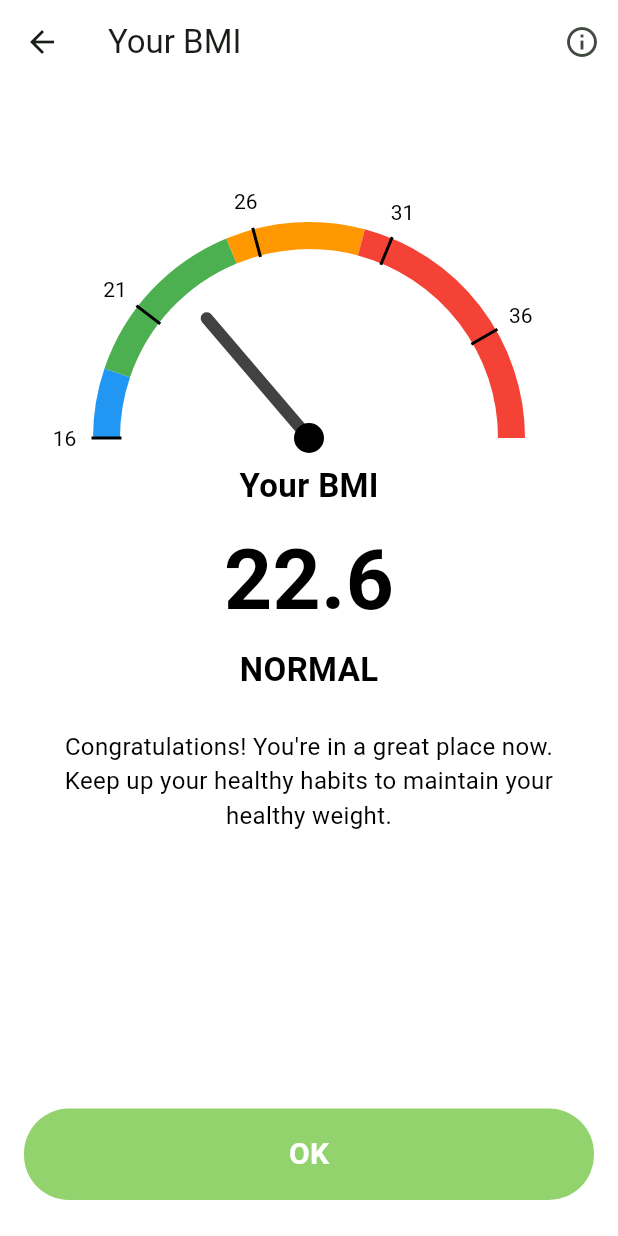
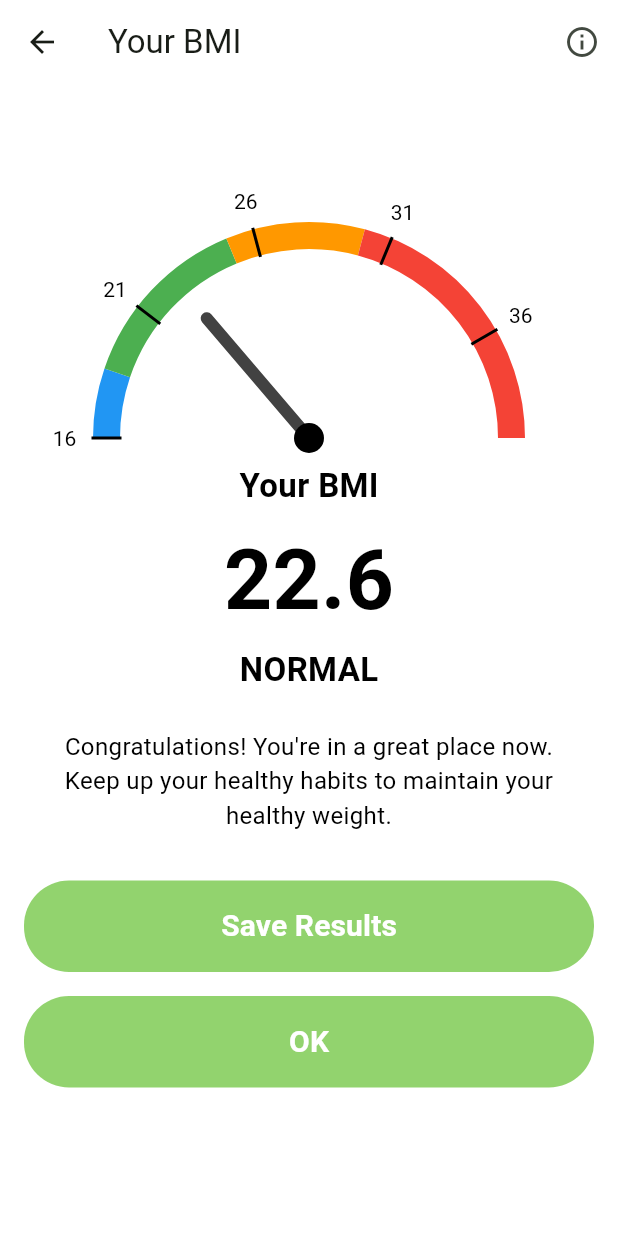
Before and after one commit to Elia-Helou/flutter_project, a Flutter app: the BMICalculatorScreen screen opened by its route, after a tap on "CALCULATE", on a phone screen of 412 x 824 dp. Run offline on Flutter 3.47's test engine with Material 3 defaults, Android fonts, the light colour scheme and no system bars; our stand-ins replace flutter_dotenv, flutter_markdown, image_picker; missing offline and left inert: bcrypt, postgres.

Commit message:
Save results of bmi

```diff
--- a/lib/screens/bmi_calculator_screen.dart
+++ b/lib/screens/bmi_calculator_screen.dart
@@ -113,7 +113,11 @@ class _BMICalculatorScreenState extends State<BMICalculatorScreen> {
                   Navigator.push(
                     context,
                     MaterialPageRoute(
-                      builder: (context) => BMIResultScreen(bmi: bmi),
+                      builder: (context) => BMIResultScreen(
+                        bmi: bmi,
+                        weight: weight,
+                        height: heightCm,
+                      ),
                     ),
                   );
                 },
--- a/lib/screens/bmi_result_screen.dart
+++ b/lib/screens/bmi_result_screen.dart
@@ -1,24 +1,87 @@
 import 'package:flutter/material.dart';
+import 'package:provider/provider.dart';
 import '../core/constants/colors.dart';
+import '../services/database_service.dart';
+import '../providers/user_provider.dart';
 import 'dart:math' as math;
 
-class BMIResultScreen extends StatelessWidget {
+class BMIResultScreen extends StatefulWidget {
   final double bmi;
-  const BMIResultScreen({Key? key, required this.bmi}) : super(key: key);
+  final double weight;
+  final double height;
+
+  const BMIResultScreen({
+    Key? key,
+    required this.bmi,
+    required this.weight,
+    required this.height,
+  }) : super(key: key);
+
+  @override
+  State<BMIResultScreen> createState() => _BMIResultScreenState();
+}
+
+class _BMIResultScreenState extends State<BMIResultScreen> {
+  bool _isSaving = false;
+
+  Future<void> _saveResults() async {
+    setState(() {
+      _isSaving = true;
+    });
+
+    try {
+      final user = Provider.of<UserProvider>(context, listen: false).user;
+      if (user == null) {
+        throw Exception('User not logged in');
+      }
+
+      await DatabaseService.instance.saveBMIResults(
+        userId: user.id,
+        weight: widget.weight,
+        height: widget.height,
+        bmiValue: widget.bmi,
+      );
+
+      if (mounted) {
+        ScaffoldMessenger.of(context).showSnackBar(
+          const SnackBar(
+            content: Text('BMI results saved successfully!'),
+            backgroundColor: Colors.green,
+          ),
+        );
+        Navigator.of(context).popUntil((route) => route.isFirst);
+      }
+    } catch (e) {
+      if (mounted) {
+        ScaffoldMessenger.of(context).showSnackBar(
+          SnackBar(
+            content: Text('Error saving results: $e'),
+            backgroundColor: Colors.red,
+          ),
+        );
+      }
+    } finally {
+      if (mounted) {
+        setState(() {
+          _isSaving = false;
+        });
+      }
+    }
+  }
 
   String getBMICategory() {
-    if (bmi < 18.5) return 'UNDERWEIGHT';
-    if (bmi < 25) return 'NORMAL';
-    if (bmi < 30) return 'OVERWEIGHT';
+    if (widget.bmi < 18.5) return 'UNDERWEIGHT';
+    if (widget.bmi < 25) return 'NORMAL';
+    if (widget.bmi < 30) return 'OVERWEIGHT';
     return 'OBESE';
   }
 
   String getBMIMessage() {
-    if (bmi < 18.5) {
+    if (widget.bmi < 18.5) {
       return "Your BMI is below normal. Consider a balanced diet to reach a healthy weight.";
-    } else if (bmi < 25) {
+    } else if (widget.bmi < 25) {
       return "Congratulations! You're in a great place now.\nKeep up your healthy habits to maintain your healthy weight.";
-    } else if (bmi < 30) {
+    } else if (widget.bmi < 30) {
       return "Your BMI is above normal. Consider healthy eating and exercise.";
     } else {
       return "Your BMI is in the obese range. Consult a healthcare provider for advice.";
@@ -46,6 +109,7 @@ class BMIResultScreen extends StatelessWidget {
       ),
       body: Padding(
         padding: const EdgeInsets.symmetric(horizontal: 16.0),
+        child: SingleChildScrollView(
           child: Column(
             children: [
               const SizedBox(height: 16),
@@ -55,7 +119,7 @@ class BMIResultScreen extends StatelessWidget {
                   width: 300,
                   height: 220,
                   child: CustomPaint(
-                  painter: _BMIGaugePainter(bmi: bmi),
+                    painter: _BMIGaugePainter(bmi: widget.bmi),
                   ),
                 ),
               ),
@@ -66,7 +130,7 @@ class BMIResultScreen extends StatelessWidget {
               ),
               const SizedBox(height: 8),
               Text(
-              bmi.toStringAsFixed(1),
+                widget.bmi.toStringAsFixed(1),
                 style: const TextStyle(
                   color: Colors.black,
                   fontSize: 56,
@@ -88,7 +152,39 @@ class BMIResultScreen extends StatelessWidget {
                 style: const TextStyle(color: Colors.black, fontSize: 16),
                 textAlign: TextAlign.center,
               ),
-            const Spacer(),
+              const SizedBox(height: 32),
+              SizedBox(
+                width: double.infinity,
+                child: ElevatedButton(
+                  onPressed: _isSaving ? null : _saveResults,
+                  style: ElevatedButton.styleFrom(
+                    backgroundColor: AppColors.splashBackground,
+                    padding: const EdgeInsets.symmetric(vertical: 16),
+                    shape: RoundedRectangleBorder(
+                      borderRadius: BorderRadius.circular(30),
+                    ),
+                    elevation: 0,
+                  ),
+                  child: _isSaving
+                      ? const SizedBox(
+                          height: 20,
+                          width: 20,
+                          child: CircularProgressIndicator(
+                            strokeWidth: 2,
+                            valueColor: AlwaysStoppedAnimation<Color>(Colors.white),
+                          ),
+                        )
+                      : const Text(
+                          'Save Results',
+                          style: TextStyle(
+                            fontSize: 20,
+                            fontWeight: FontWeight.bold,
+                            color: Colors.white,
+                          ),
+                        ),
+                ),
+              ),
+              const SizedBox(height: 16),
               SizedBox(
                 width: double.infinity,
                 child: ElevatedButton(
@@ -113,6 +209,7 @@ class BMIResultScreen extends StatelessWidget {
               ),
               const SizedBox(height: 24),
             ],
+          ),
         ),
       ),
     );
```
Also changed, not shown: lib/services/database_service.dart (+38 -0 lines). Lines whose indentation alone changed are shown as unchanged.
